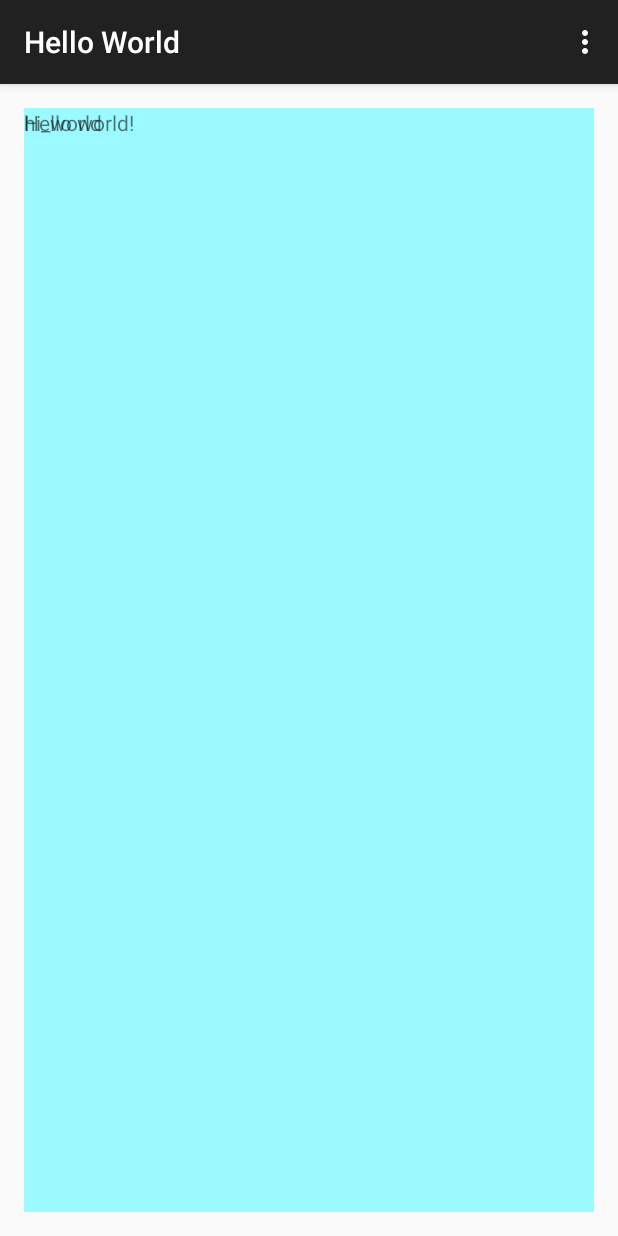
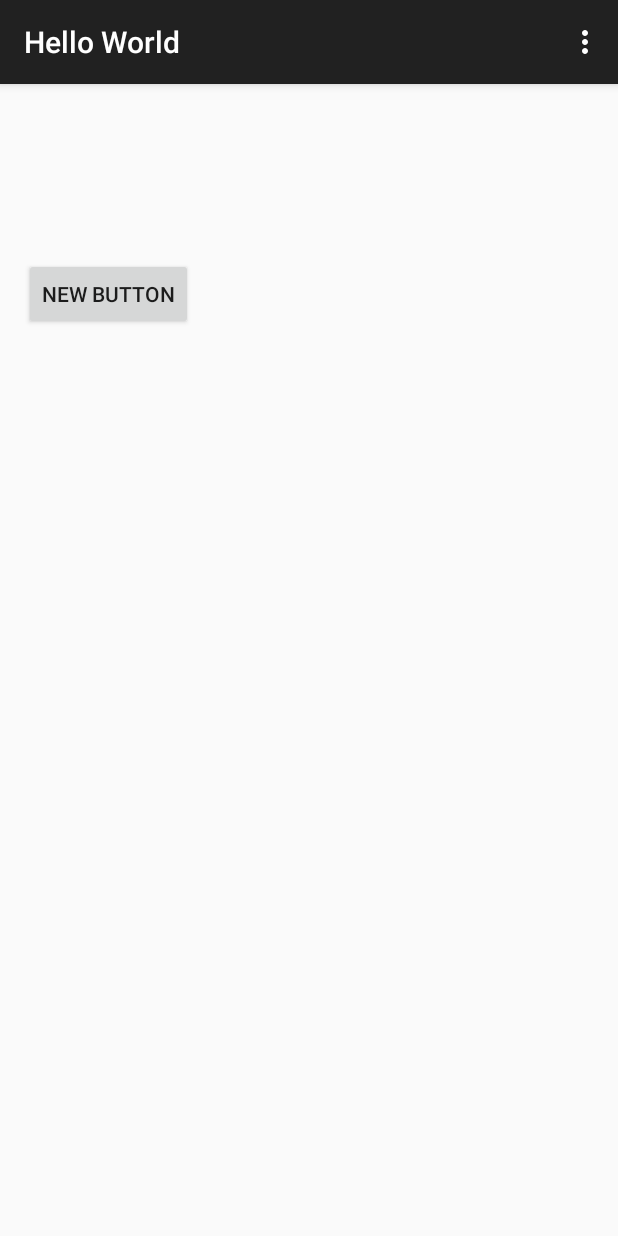
Before and after one commit to jeewookim/Layouts, an Android app: the screen it shows after launch (MainActivity), on a phone screen of 412 x 824 dp. Run offline under Robolectric (Android 15) with nearby library versions, the phone set to English and light mode, and no system bars.

```diff
--- a/app/src/main/java/com/example/a2016jkim/helloworld/MainActivity.java
+++ b/app/src/main/java/com/example/a2016jkim/helloworld/MainActivity.java
@@ -2,8 +2,13 @@ package com.example.a2016jkim.helloworld;
 
 import android.support.v7.app.AppCompatActivity;
 import android.os.Bundle;
+import android.util.Log;
 import android.view.Menu;
 import android.view.MenuItem;
+import android.view.View;
+import android.widget.Button;
+import android.widget.TextView;
+import android.widget.Toast;
 
 public class MainActivity extends AppCompatActivity {
 
@@ -11,6 +16,20 @@ public class MainActivity extends AppCompatActivity {
     protected void onCreate(Bundle savedInstanceState) {
         super.onCreate(savedInstanceState);
         setContentView(R.layout.activity_main);
+        Button button = (Button) findViewById(R.id.button);
+        button.setOnClickListener(new View.OnClickListener() {
+            public void onClick(View v) {
+                Toast.makeText(MainActivity.this, "Button Pressed", Toast.LENGTH_SHORT).show();
+            }
+        });
+
+        TextView textView = (TextView) findViewById(R.id.textView);
+        textView.setOnClickListener(new View.OnClickListener() {
+            public void onClick(View v) {
+                Toast.makeText(MainActivity.this, "TextView Pressed", Toast.LENGTH_SHORT).show();
+                Log.i("onCreate", "TextViewPressed");
+            }
+        });
     }
 
     @Override
--- a/app/src/main/res/layout/activity_main.xml
+++ b/app/src/main/res/layout/activity_main.xml
@@ -6,7 +6,7 @@
     android:paddingBottom="@dimen/activity_vertical_margin" tools:context=".MainActivity">
 
 
-    <View
+   <!-- <View
         android:background = "@color/foo"
         android:layout_height="wrap_content"
         android:layout_width="wrap_content"/>
@@ -16,4 +16,20 @@
     <TextView android:text="@string/hi_world" android:layout_width="wrap_content"
         android:layout_height="wrap_content"
         android:id= "@+id/tv2"/>
+    -->
+
+    <Button
+        android:layout_width="wrap_content"
+        android:layout_height="wrap_content"
+        android:text="New Button"
+        android:id="@+id/button"
+        android:layout_alignParentTop="true"
+        android:layout_alignParentStart="true"
+        android:layout_marginTop="100dp" />
+
+    <TextView
+        android:layout_width="wrap_content"
+        android:layout_height="wrap_content"
+        android:id = "@+id/textView"/>
+
 </RelativeLayout>
```
Also changed, not shown: app/src/main/res/layout/layout_2.xml (added, +45 -0 lines).
